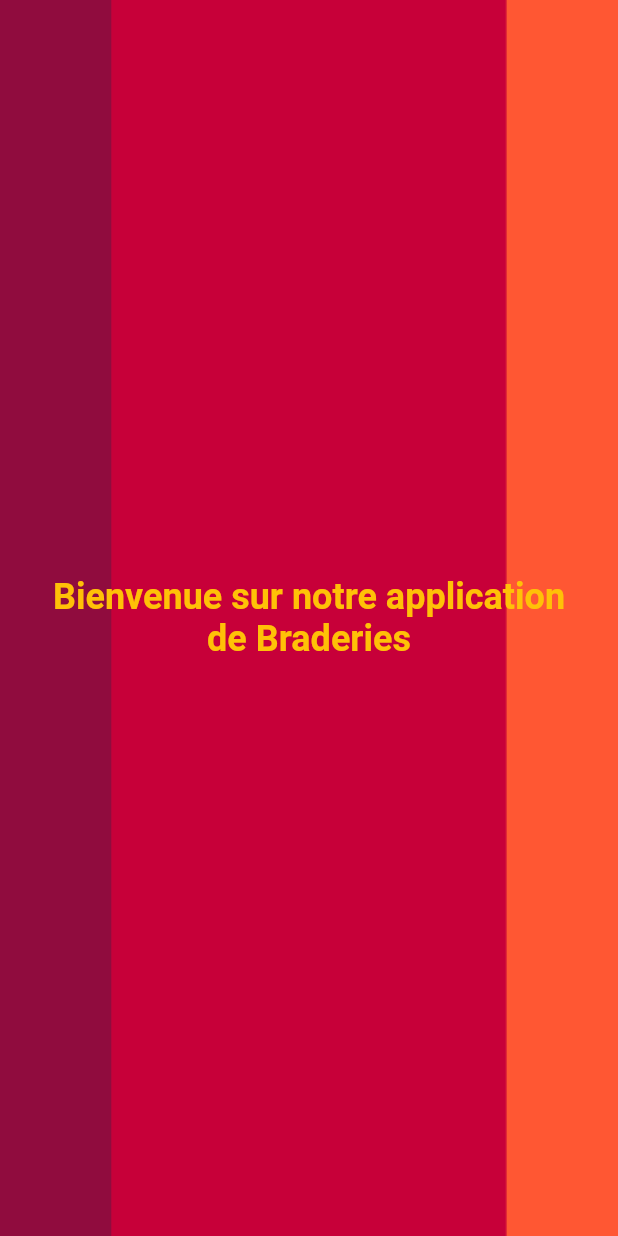
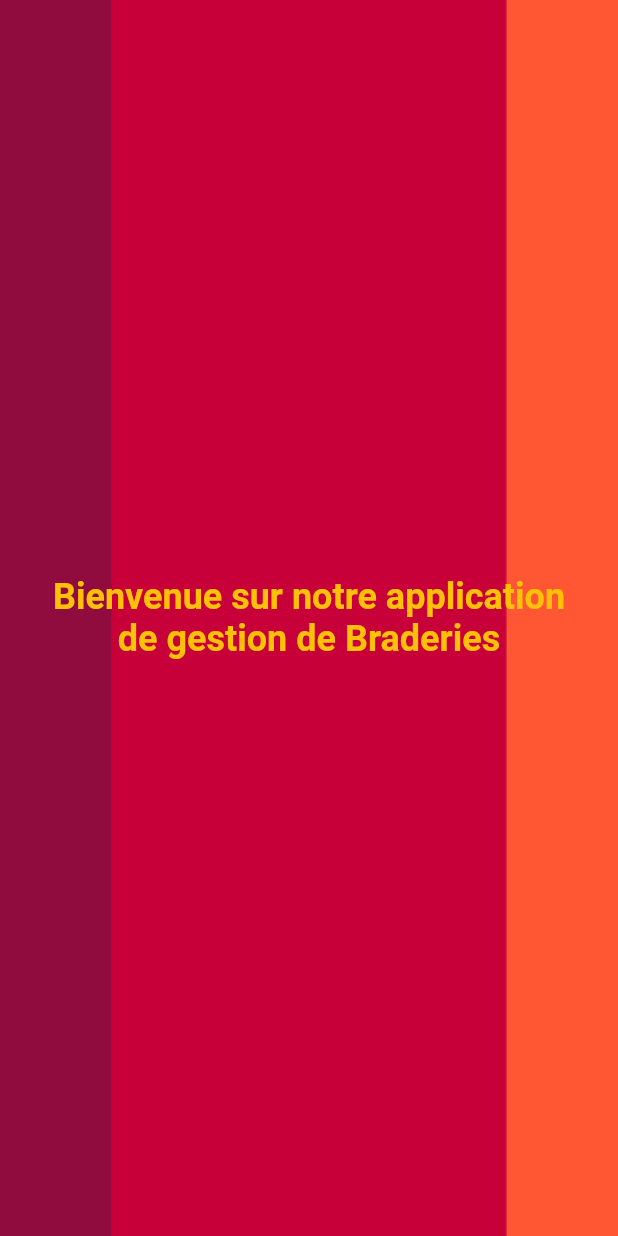
Before and after one commit to bastientardits/braderie_ppe, a Flutter app: the accueil screen opened directly, on a phone screen of 412 x 824 dp. Run offline on Flutter 3.47's test engine with Material 2 defaults, Android fonts, the phone set to English and light mode, and no system bars; our stand-ins replace cloud_firestore, equatable, firebase_auth, firebase_core, firebase_storage, flutter_map and 3 more; missing offline and left inert: flutter_map_marker_cluster, open_street_map_search_and_pick; accounts and stored records are empty.

Commit message:
petites améliorations accueil + test git tibo

```diff
--- a/lib/accueil.dart
+++ b/lib/accueil.dart
@@ -25,7 +25,7 @@ class _accueilState extends State<accueil> {
             child: Padding(
               padding: EdgeInsets.symmetric(horizontal: 20),
               child: Text(
-                'Bienvenue sur notre application de Braderies',
+                'Bienvenue sur notre application de gestion de Braderies',
                 textAlign: TextAlign.center,
                 style: TextStyle(
                   fontSize: 24,
```
